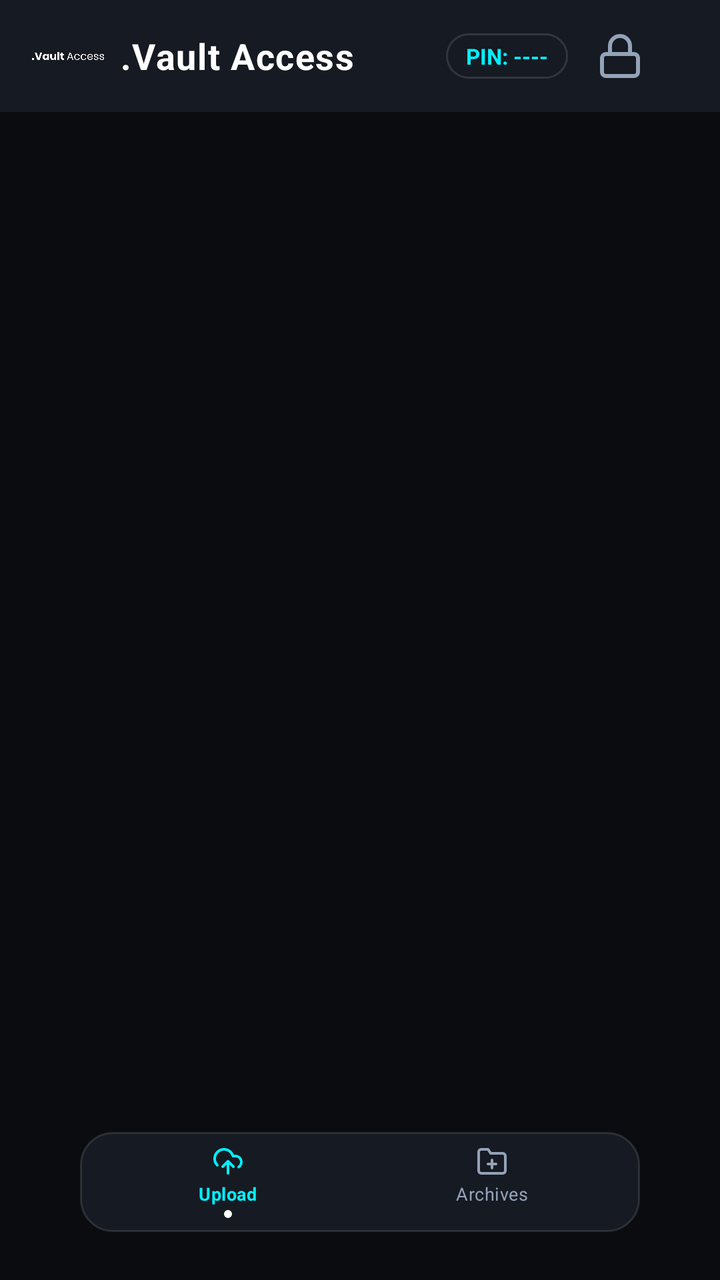
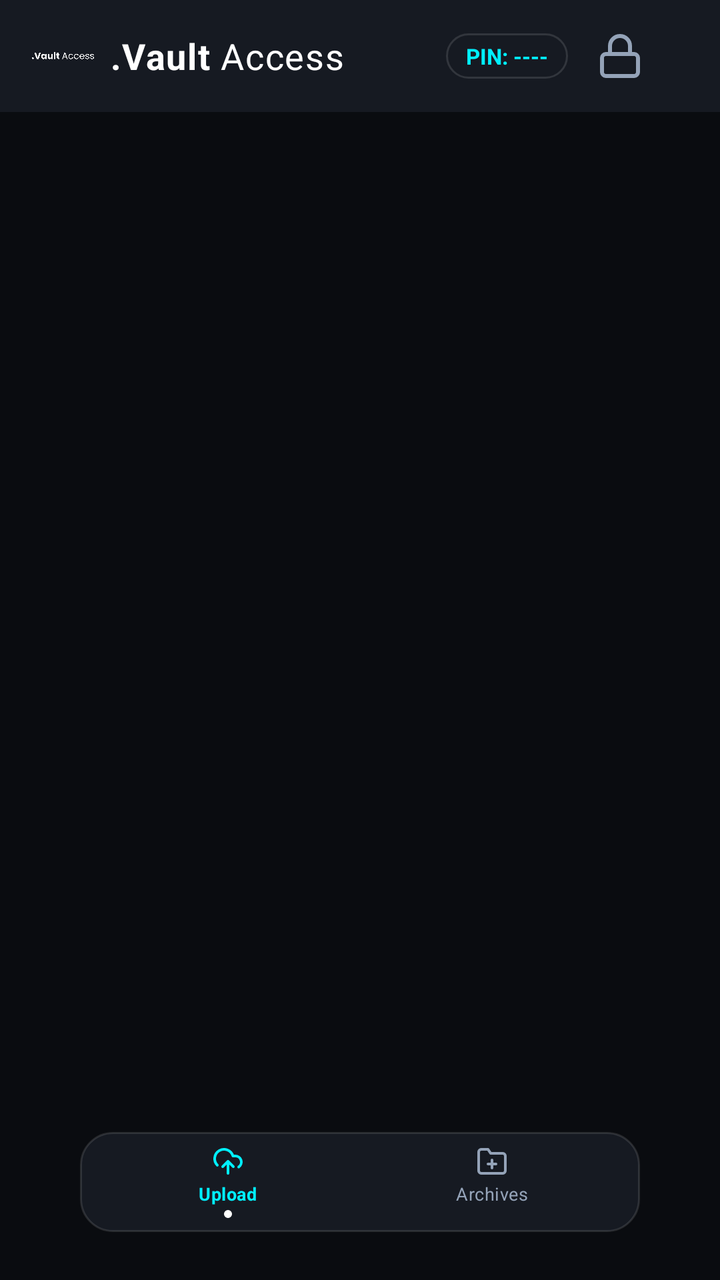

Two renders of the same Android screen: before a commit and after it. Below are the layout's source before the change and the commit's diff.
<!-- AndroidManifest.xml: application theme Theme.GhostFileShuttler -->
<!-- res/layout/activity_main.xml -->
<?xml version="1.0" encoding="utf-8"?>
<androidx.coordinatorlayout.widget.CoordinatorLayout xmlns:android="http://schemas.android.com/apk/res/android"
    xmlns:app="http://schemas.android.com/apk/res-auto"
    android:layout_width="match_parent"
    android:layout_height="match_parent"
    android:background="@color/ghost_background">

    
    <com.google.android.material.appbar.AppBarLayout
        android:layout_width="match_parent"
        android:layout_height="wrap_content"
        android:background="@color/ghost_surface"
        app:elevation="0dp">

        <androidx.appcompat.widget.Toolbar
            android:id="@+id/toolbar"
            android:layout_width="match_parent"
            android:layout_height="56dp"
            android:paddingHorizontal="16dp">

            <LinearLayout
                android:layout_width="match_parent"
                android:layout_height="match_parent"
                android:gravity="center_vertical"
                android:orientation="horizontal">

                
                <ImageView
                    android:id="@+id/imgHeaderLogo"
                    android:layout_width="36dp"
                    android:layout_height="36dp"
                    android:adjustViewBounds="true"
                    android:background="@null"
                    android:contentDescription="@string/brand_title"
                    android:src="@drawable/ic_vault_brand" />

                <TextView
                    android:layout_width="wrap_content"
                    android:layout_height="wrap_content"
                    android:layout_marginStart="8dp"
                    android:letterSpacing="0.03"
                    android:text="@string/brand_title"
                    android:textColor="@color/ghost_text_primary"
                    android:textSize="18sp"
                    android:textStyle="bold" />

                <View
                    android:layout_width="0dp"
                    android:layout_height="1dp"
                    android:layout_weight="1" />

                
                <TextView
                    android:id="@+id/tvPinPill"
                    android:layout_width="wrap_content"
                    android:layout_height="wrap_content"
                    android:background="@drawable/bg_pill_tab_bar"
                    android:paddingHorizontal="10dp"
                    android:paddingVertical="4dp"
                    android:text="PIN: ----"
                    android:textColor="@color/ghost_accent"
                    android:textSize="11sp"
                    android:textStyle="bold" />

                
                <ImageButton
                    android:id="@+id/btnLock"
                    android:layout_width="36dp"
                    android:layout_height="36dp"
                    android:layout_marginStart="8dp"
                    android:background="?attr/selectableItemBackgroundBorderless"
                    android:contentDescription="@string/lock_vault"
                    android:src="@drawable/ic_lock"
                    app:tint="@color/ghost_text_secondary" />
            </LinearLayout>
        </androidx.appcompat.widget.Toolbar>
    </com.google.android.material.appbar.AppBarLayout>

    
    <FrameLayout
        android:id="@+id/fragmentContainer"
        android:layout_width="match_parent"
        android:layout_height="match_parent"
        app:layout_behavior="@string/appbar_scrolling_view_behavior" />

    
    <LinearLayout
        android:id="@+id/floatingPillTabBar"
        android:layout_width="280dp"
        android:layout_height="50dp"
        android:layout_gravity="bottom|center_horizontal"
        android:layout_marginBottom="24dp"
        android:background="@drawable/bg_pill_tab_bar"
        android:elevation="8dp"
        android:gravity="center"
        android:orientation="horizontal"
        android:paddingHorizontal="8dp"
        android:paddingVertical="4dp">

        
        <LinearLayout
            android:id="@+id/tabUpload"
            android:layout_width="0dp"
            android:layout_height="match_parent"
            android:layout_weight="1"
            android:background="?attr/selectableItemBackgroundBorderless"
            android:gravity="center"
            android:orientation="vertical">

            <ImageView
                android:id="@+id/iconUpload"
                android:layout_width="16dp"
                android:layout_height="16dp"
                android:contentDescription="@string/tab_upload"
                android:src="@drawable/ic_upload_cloud"
                app:tint="@color/ghost_accent" />

            <TextView
                android:id="@+id/labelUpload"
                android:layout_width="wrap_content"
                android:layout_height="wrap_content"
                android:layout_marginTop="2dp"
                android:letterSpacing="0.02"
                android:text="@string/tab_upload"
                android:textColor="@color/ghost_accent"
                android:textSize="9sp"
                android:textStyle="bold" />

            <View
                android:id="@+id/dotUpload"
                android:layout_width="4dp"
                android:layout_height="4dp"
                android:layout_marginTop="2dp"
                android:background="@drawable/bg_pin_dot_filled" />
        </LinearLayout>

        
        <LinearLayout
            android:id="@+id/tabArchives"
            android:layout_width="0dp"
            android:layout_height="match_parent"
            android:layout_weight="1"
            android:background="?attr/selectableItemBackgroundBorderless"
            android:gravity="center"
            android:orientation="vertical">

            <ImageView
                android:id="@+id/iconArchives"
                android:layout_width="16dp"
                android:layout_height="16dp"
                android:contentDescription="@string/tab_archives"
                android:src="@drawable/ic_folder_archive"
                app:tint="@color/ghost_text_secondary" />

            <TextView
                android:id="@+id/labelArchives"
                android:layout_width="wrap_content"
                android:layout_height="wrap_content"
                android:layout_marginTop="2dp"
                android:letterSpacing="0.02"
                android:text="@string/tab_archives"
                android:textColor="@color/ghost_text_secondary"
                android:textSize="9sp" />

            <View
                android:id="@+id/dotArchives"
                android:layout_width="4dp"
                android:layout_height="4dp"
                android:layout_marginTop="2dp"
                android:background="@drawable/bg_pin_dot_empty"
                android:visibility="invisible" />
        </LinearLayout>
    </LinearLayout>

</androidx.coordinatorlayout.widget.CoordinatorLayout>
<!-- resources referenced by this layout -->
<resources>
  <color name="ghost_accent">#00F0FF</color>
  <color name="ghost_background">#0A0C10</color>
  <color name="ghost_surface">#161A22</color>
  <color name="ghost_text_primary">#FFFFFF</color>
  <color name="ghost_text_secondary">#94A3B8</color>
  <!-- drawable bg_pill_tab_bar (drawable) -->
  <?xml version="1.0" encoding="utf-8"?>
  <shape xmlns:android="http://schemas.android.com/apk/res/android"
      android:shape="rectangle">
      <solid android:color="@color/ghost_surface" />
      <corners android:radius="16dp" />
      <stroke
          android:width="1dp"
          android:color="@color/ghost_border" />
  </shape>
  <!-- drawable bg_pin_dot_empty (drawable) -->
  <?xml version="1.0" encoding="utf-8"?>
  <shape xmlns:android="http://schemas.android.com/apk/res/android"
      android:shape="oval">
      <size android:width="16dp" android:height="16dp" />
      <solid android:color="@android:color/transparent" />
      <stroke android:width="2dp" android:color="@color/ghost_border" />
  </shape>
  <!-- drawable bg_pin_dot_filled (drawable) -->
  <?xml version="1.0" encoding="utf-8"?>
  <shape xmlns:android="http://schemas.android.com/apk/res/android"
      android:shape="oval">
      <size android:width="16dp" android:height="16dp" />
      <solid android:color="@color/ghost_text_primary" />
  </shape>
  <!-- drawable ic_folder_archive (drawable) -->
  <vector xmlns:android="http://schemas.android.com/apk/res/android"
      android:width="24dp"
      android:height="24dp"
      android:viewportWidth="24"
      android:viewportHeight="24">
    <path
        android:pathData="M22,19a2,2 0,0 1,-2 2H4a2,2 0,0 1,-2 -2V5a2,2 0,0 1,2 -2h5l2,3h9a2,2 0,0 1,2 2zM12,11v6M9,14h6"
        android:strokeWidth="2"
        android:strokeColor="#FFFFFFFF"
        android:strokeLineCap="round"
        android:strokeLineJoin="round"/>
  </vector>
  <!-- drawable ic_lock (drawable) -->
  <vector xmlns:android="http://schemas.android.com/apk/res/android"
      android:width="24dp"
      android:height="24dp"
      android:viewportWidth="24"
      android:viewportHeight="24">
    <path
        android:pathData="M19,11H5a2,2 0,0 0,-2 2v7a2,2 0,0 0,2 2h14a2,2 0,0 0,2,-2v-7a2,2 0,0 0,-2,-2zM7,11V7a5,5 0,0 1,10 0v4"
        android:strokeWidth="2"
        android:strokeColor="#FFFFFFFF"
        android:strokeLineCap="round"
        android:strokeLineJoin="round"/>
  </vector>
  <!-- drawable ic_upload_cloud (drawable) -->
  <vector xmlns:android="http://schemas.android.com/apk/res/android"
      android:width="24dp"
      android:height="24dp"
      android:viewportWidth="24"
      android:viewportHeight="24">
    <path
        android:pathData="M4,14.899A7,7 0,1 1,15.71 8h1.79a4.5,4.5 0,0 1,2.5 8.242M12,12v9M16,16l-4,-4 -4,4"
        android:strokeWidth="2"
        android:strokeColor="#FFFFFFFF"
        android:strokeLineCap="round"
        android:strokeLineJoin="round"/>
  </vector>
  <string name="brand_title">.Vault Access</string>
  <string name="lock_vault">Lock Vault</string>
  <string name="tab_archives">Archives</string>
  <string name="tab_upload">Upload</string>
  <color name="ghost_border">#1FFFFFFF</color>
  <!-- unchanged entries left out for length: 2 -->
</resources>

<!-- the commit's change to res/layout/activity_main.xml (unified diff, before → after) -->
@@ -27,22 +27,33 @@
                 
                 <ImageView
                     android:id="@+id/imgHeaderLogo"
-                    android:layout_width="36dp"
-                    android:layout_height="36dp"
+                    android:layout_width="31dp"
+                    android:layout_height="31dp"
                     android:adjustViewBounds="true"
                     android:background="@null"
                     android:contentDescription="@string/brand_title"
                     android:src="@drawable/ic_vault_brand" />
 
                 <TextView
+                    android:id="@+id/tvHeaderBrandVault"
                     android:layout_width="wrap_content"
                     android:layout_height="wrap_content"
                     android:layout_marginStart="8dp"
                     android:letterSpacing="0.03"
-                    android:text="@string/brand_title"
+                    android:text=".Vault"
                     android:textColor="@color/ghost_text_primary"
                     android:textSize="18sp"
                     android:textStyle="bold" />
+
+                <TextView
+                    android:id="@+id/tvHeaderBrandAccess"
+                    android:layout_width="wrap_content"
+                    android:layout_height="wrap_content"
+                    android:letterSpacing="0.03"
+                    android:text=" Access"
+                    android:textColor="@color/ghost_text_primary"
+                    android:textSize="18sp"
+                    android:textStyle="normal" />
 
                 <View
                     android:layout_width="0dp"
